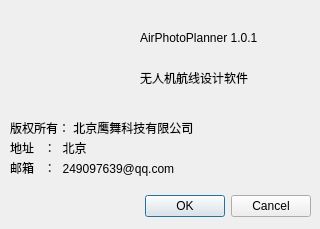
This is copyrightdialog.ui in XiaogangSu/AirPhotoPlanner as Qt 5 draws it before an edit. The edited form follows.
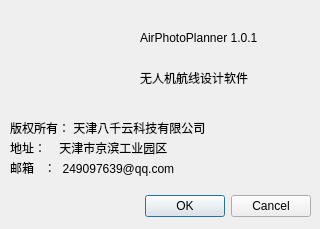
This is the edited form.

Patch:
```diff
--- a/copyrightdialog.ui
+++ b/copyrightdialog.ui
@@ -39,7 +39,7 @@
     </rect>
    </property>
    <property name="text">
-    <string>版权所有： 北京鹰舞科技有限公司</string>
+    <string>版权所有： 天津八千云科技有限公司</string>
    </property>
   </widget>
   <widget class="QLabel" name="label_2">
@@ -91,7 +91,7 @@
     </rect>
    </property>
    <property name="text">
-    <string>地址   ：  北京</string>
+    <string>地址：    天津市京滨工业园区</string>
    </property>
   </widget>
   <widget class="QWidget" name="mywidget" native="true">
```
